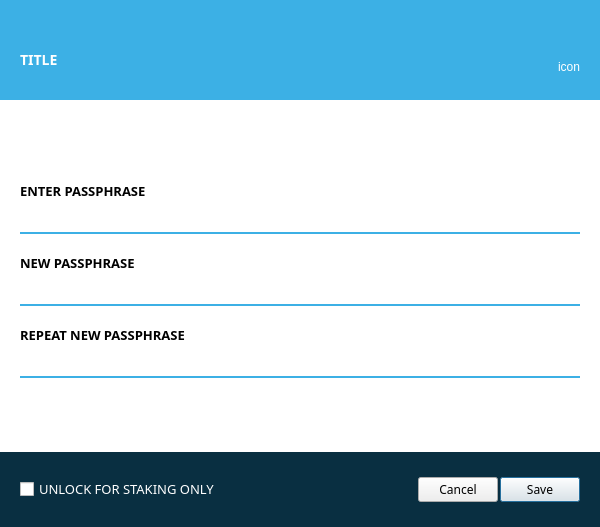
Old version of the form src/qt/forms/askpassphrasedialog.ui in the repository aurovine/AudioCoin.
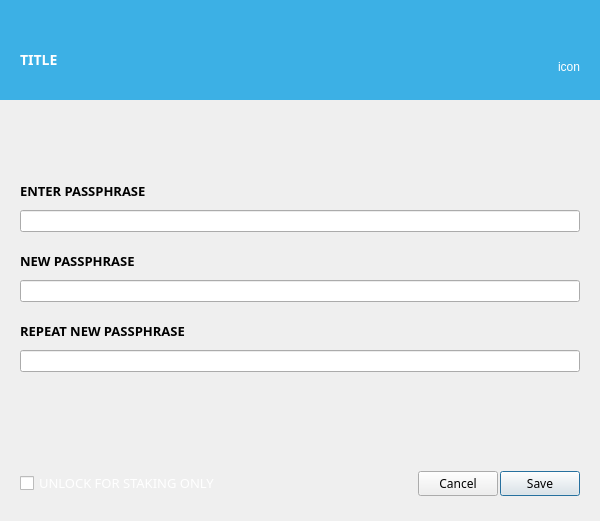
New version of the form. Icons and pictures are not drawn. Custom widgets are drawn as their Qt base class.

The edit to the form file:
```diff
--- a/src/qt/forms/askpassphrasedialog.ui
+++ b/src/qt/forms/askpassphrasedialog.ui
@@ -34,11 +34,6 @@
   <property name="windowTitle">
    <string>Passphrase Dialog</string>
   </property>
-  <property name="styleSheet">
-   <string notr="true">QLineEdit { border: none; border-bottom: 2px solid #3cb0e5; padding: 3px 5px; background: transparent; }
-
-QLineEdit:disabled { border-color: #899399; }</string>
-  </property>
   <property name="modal">
    <bool>true</bool>
   </property>
@@ -175,9 +170,6 @@
           <verstretch>0</verstretch>
          </sizepolicy>
         </property>
-        <property name="styleSheet">
-         <string notr="true">#inputWidget { background-color: white; }</string>
-        </property>
         <layout class="QVBoxLayout" name="inputWidgetLayout">
          <property name="spacing">
           <number>20</number>
@@ -363,9 +355,6 @@
           <height>75</height>
          </size>
         </property>
-        <property name="styleSheet">
-         <string notr="true">#buttonWidget { background-color: #092f41; }</string>
-        </property>
         <layout class="QHBoxLayout" name="horizontalLayout">
          <property name="spacing">
           <number>2</number>
@@ -467,6 +456,12 @@
   </layout>
  </widget>
  <customwidgets>
+  <customwidget>
+   <class>QThemedPanel</class>
+   <extends>QWidget</extends>
+   <header>qthemedpanel.h</header>
+   <container>1</container>
+  </customwidget>
   <customwidget>
    <class>QCustomButton</class>
    <extends>QPushButton</extends>
```
Left out of the diff: 2 changed lines with no effect on the pictures.
